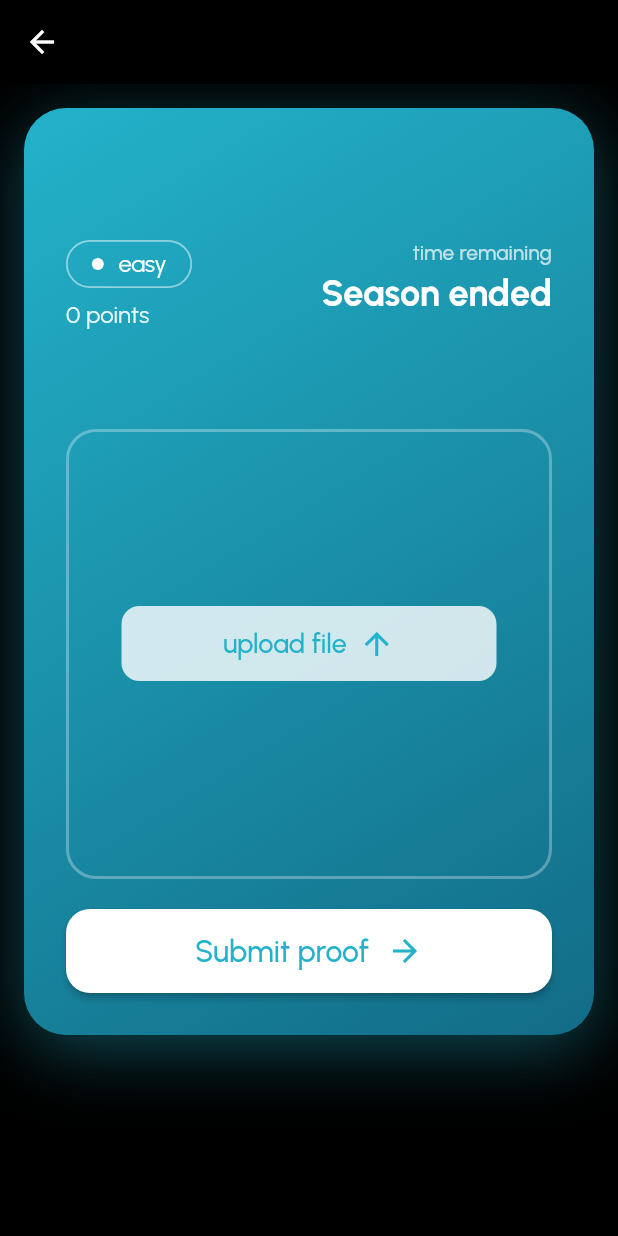
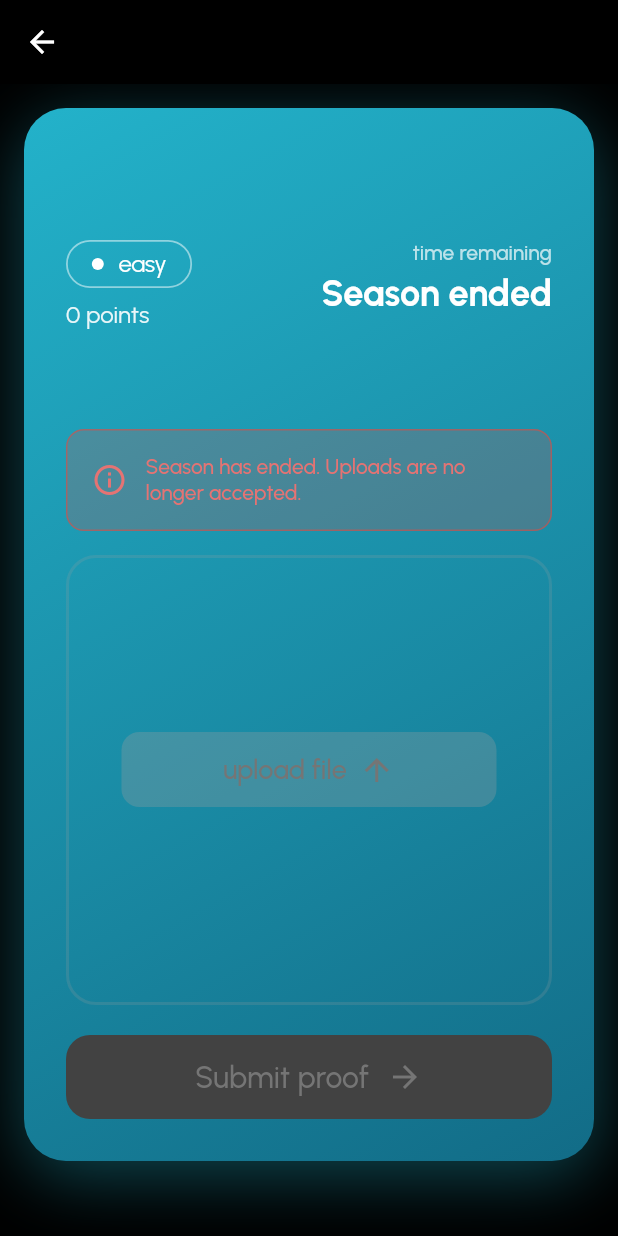
Before and after one commit to team-erin-devs/plotdv2_app, a Flutter app: the ChallengeDetailScreen screen opened directly with empty values, on a phone screen of 412 x 824 dp. Run offline on Flutter 3.47's test engine with Material 3 defaults, Android fonts, the phone set to English and light mode, and no system bars; our stand-ins replace dio, file_picker, google_fonts, qr_flutter, shared_preferences; accounts and stored records are empty; network calls fail.

Commit message:
feat: disable upload after timer ends

```diff
--- a/lib/screens/challenge_detail_screen.dart
+++ b/lib/screens/challenge_detail_screen.dart
@@ -76,7 +76,14 @@ class _ChallengeDetailScreenState extends State<ChallengeDetailScreen> {
     return '${days}d ${hours}h ${minutes}m';
   }
 
+  bool get _isSeasonActive => _localTimeRemaining > 0;
+
   Future<void> _pickFile() async {
+    if (!_isSeasonActive) {
+      _showSnack("Season has ended. No more uploads allowed.");
+      return;
+    }
+
     try {
       FilePickerResult? result = await FilePicker.platform.pickFiles(
         type: FileType.custom,
@@ -123,6 +130,11 @@ class _ChallengeDetailScreenState extends State<ChallengeDetailScreen> {
   }
 
   Future<void> _uploadFiles() async {
+    if (!_isSeasonActive) {
+      _showSnack("Season has ended. No more uploads allowed.");
+      return;
+    }
+
     if (_files.isEmpty) {
       _showSnack("Please select at least one file before uploading.");
       return;
@@ -229,9 +241,42 @@ class _ChallengeDetailScreenState extends State<ChallengeDetailScreen> {
             difficulty: widget.challenge.difficulty,
             points: widget.challenge.points,
             gradient: gradient,
-            timeRemaining: _isLoadingSeason ? '...' : _getTimeRemaining(), // Pass the actual timer
+            timeRemaining: _isLoadingSeason ? '...' : _getTimeRemaining(),
             uploadSection: Column(
               children: [
+                // Season ended message
+                if (!_isSeasonActive && !_isLoadingSeason)
+                  Container(
+                    width: double.infinity,
+                    padding: const EdgeInsets.all(16),
+                    margin: const EdgeInsets.only(bottom: 16),
+                    decoration: BoxDecoration(
+                      color: Colors.red.withOpacity(0.2),
+                      borderRadius: BorderRadius.circular(12),
+                      border: Border.all(
+                        color: Colors.red.withOpacity(0.5),
+                        width: 1,
+                      ),
+                    ),
+                    child: Row(
+                      children: [
+                        Icon(Icons.info_outline, color: Colors.red.shade300, size: 24),
+                        const SizedBox(width: 12),
+                        Expanded(
+                          child: Text(
+                            'Season has ended. Uploads are no longer accepted.',
+                            style: TextStyle(
+                              fontFamily: 'Urbanist',
+                              fontSize: 14,
+                              fontWeight: FontWeight.w500,
+                              color: Colors.red.shade300,
+                            ),
+                          ),
+                        ),
+                      ],
+                    ),
+                  ),
+
                 // Upload area with border
                 Container(
                   width: double.infinity,
@@ -239,7 +284,9 @@ class _ChallengeDetailScreenState extends State<ChallengeDetailScreen> {
                   padding: const EdgeInsets.all(32),
                   decoration: BoxDecoration(
                     border: Border.all(
-                      color: Colors.white.withOpacity(0.3),
+                      color: _isSeasonActive
+                          ? Colors.white.withOpacity(0.3)
+                          : Colors.grey.withOpacity(0.2),
                       width: 2,
                     ),
                     borderRadius: BorderRadius.circular(20),
@@ -294,10 +341,14 @@ class _ChallengeDetailScreenState extends State<ChallengeDetailScreen> {
                         width: 250,
                         height: 50,
                         child: ElevatedButton(
-                          onPressed: _pickFile,
+                          onPressed: _isSeasonActive ? _pickFile : null,
                           style: ElevatedButton.styleFrom(
-                            backgroundColor: Colors.white.withOpacity(0.8),
+                            backgroundColor: _isSeasonActive
+                                ? Colors.white.withOpacity(0.8)
+                                : Colors.grey.withOpacity(0.3),
                             foregroundColor: accent,
+                            disabledBackgroundColor: Colors.grey.withOpacity(0.3),
+                            disabledForegroundColor: Colors.grey.shade600,
                             elevation: 0,
                             shape: RoundedRectangleBorder(
                               borderRadius: BorderRadius.circular(12),
@@ -312,11 +363,15 @@ class _ChallengeDetailScreenState extends State<ChallengeDetailScreen> {
                                   fontFamily: 'Urbanist',
                                   fontWeight: FontWeight.w500,
                                   fontSize: 18,
-                                  color: accent,
+                                  color: _isSeasonActive ? accent : Colors.grey.shade600,
                                 ),
                               ),
                               const SizedBox(width: 8),
-                              Icon(Icons.arrow_upward, size: 24, color: accent),
+                              Icon(
+                                Icons.arrow_upward,
+                                size: 24,
+                                color: _isSeasonActive ? accent : Colors.grey.shade600,
+                              ),
                             ],
                           ),
                         ),
@@ -331,11 +386,12 @@ class _ChallengeDetailScreenState extends State<ChallengeDetailScreen> {
                   width: double.infinity,
                   height: 56,
                   child: ElevatedButton(
-                    onPressed: _isUploading ? null : _uploadFiles,
+                    onPressed: (_isUploading || !_isSeasonActive) ? null : _uploadFiles,
                     style: ElevatedButton.styleFrom(
                       backgroundColor: Colors.white,
                       foregroundColor: accent,
                       disabledBackgroundColor: Colors.grey[800],
+                      disabledForegroundColor: Colors.grey.shade600,
                       shape: RoundedRectangleBorder(
                         borderRadius: BorderRadius.circular(16),
                       ),
@@ -358,14 +414,14 @@ class _ChallengeDetailScreenState extends State<ChallengeDetailScreen> {
                                   fontFamily: 'Urbanist',
                                   fontWeight: FontWeight.w500,
                                   fontSize: 20,
-                                  color: accent,
+                                  color: _isSeasonActive ? accent : Colors.grey.shade600,
                                 ),
                               ),
                               const SizedBox(width: 12),
                               Icon(
                                 Icons.arrow_forward,
                                 size: 24,
-                                color: accent,
+                                color: _isSeasonActive ? accent : Colors.grey.shade600,
                               ),
                             ],
                           ),
```
Also changed, not shown: lib/screens/home_screen.dart (+28 -1 lines).
